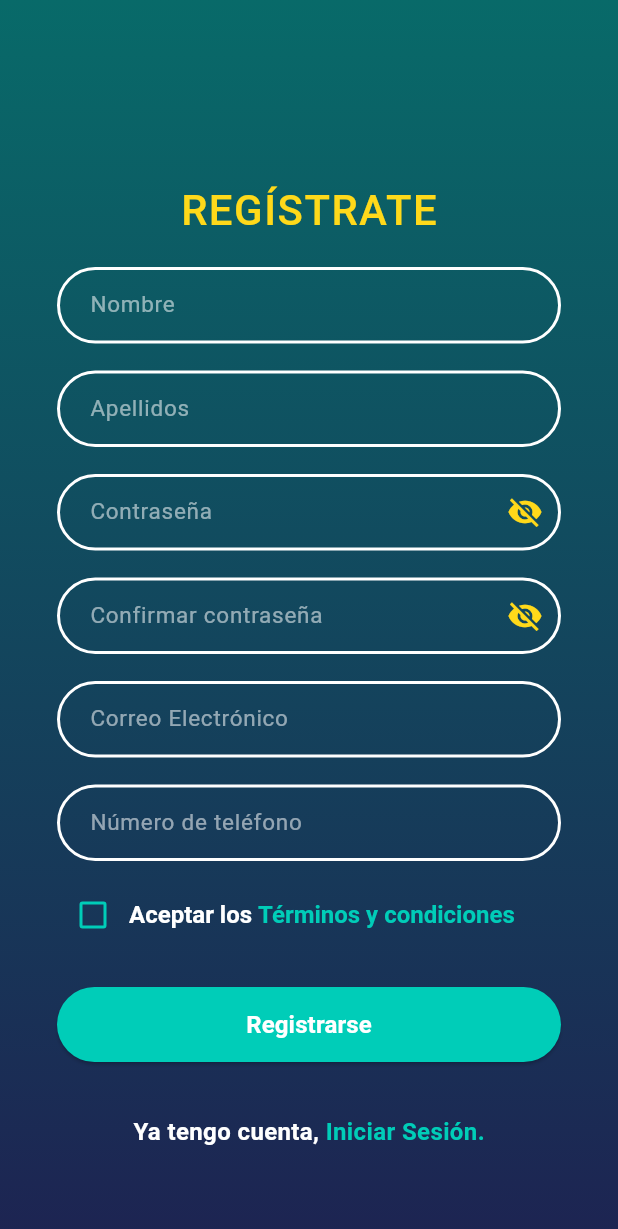
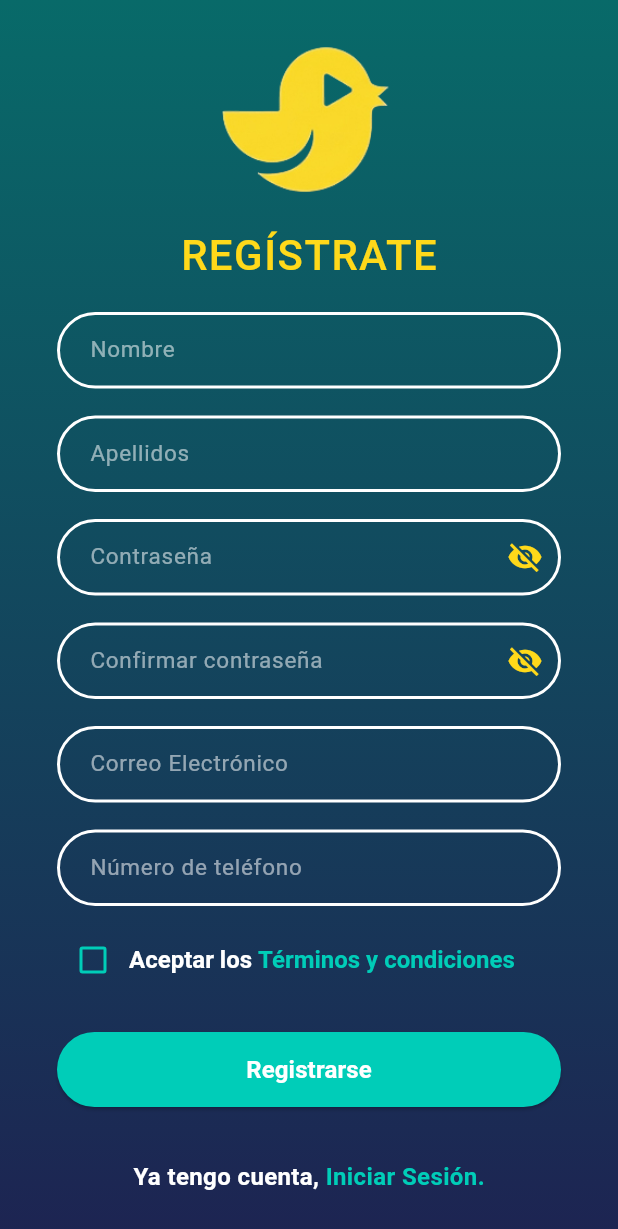
Before and after one commit to Ivanoide0/chipileta_movies_app, a Flutter app: the screen it shows after launch, after a tap on "Iniciar sesión", after a tap on "Registrarse.", on a phone screen of 412 x 824 dp. Shown: the top 1229 px of the screen. Run offline on Flutter 3.47's test engine with Material 3 defaults, Android fonts, the phone set to English and light mode, and no system bars; our stand-ins replace go_router, sqflite; missing offline and left inert: bcrypt; accounts and stored records are empty.

Commit message:
final final ya neta ya

```diff
--- a/lib/presentation/screens/auth/login.dart
+++ b/lib/presentation/screens/auth/login.dart
@@ -100,13 +100,20 @@ class _LoginPageState extends State<LoginPage> {
               key: _formKey,
               child: Column(
                 children: [
-                  const SizedBox(height: 60),
-                  const SizedBox(height: 70),
+                  const SizedBox(height: 30),
 
-                  const Text(
-                    'INICIAR SESIÓN',
-                    style: AppStyles.loginTitle,
-                  ),
+                  Image.asset(
+                    'lib/resources/images/chipilogo 2.png',
+                    height: 100,
+                    fit: BoxFit.contain,
+                      ),
+
+  const SizedBox(height: 20),
+
+  const Text(
+    'INICIAR SESIÓN',
+    style: AppStyles.loginTitle,
+  ),
 
                   const SizedBox(height: 18),
 
--- a/lib/presentation/screens/auth/register.dart
+++ b/lib/presentation/screens/auth/register.dart
@@ -115,13 +115,20 @@ class _RegisterPageState extends State<RegisterPage> {
               key: _formKey,
               child: Column(
                 children: [
-                  const SizedBox(height: 50),
-                  const SizedBox(height: 70),
+                  const SizedBox(height: 30),
 
-                  const Text(
-                    'REGÍSTRATE',
-                    style: AppStyles.loginTitle,
-                  ),
+                    Image.asset(
+                    'lib/resources/images/chipilogo 2.png',
+                    height: 100,
+                    fit: BoxFit.contain,
+                      ),
+
+  const SizedBox(height: 20),
+
+  const Text(
+    'REGÍSTRATE',
+    style: AppStyles.loginTitle,
+  ),
 
                   const SizedBox(height: 18),
 
```
